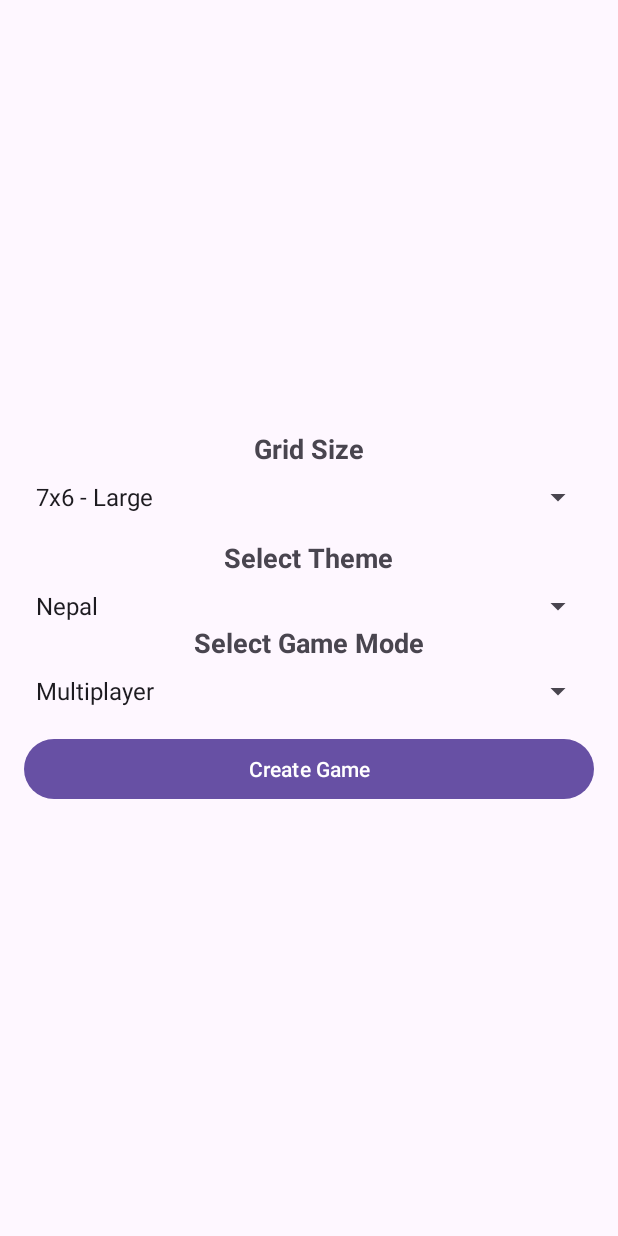
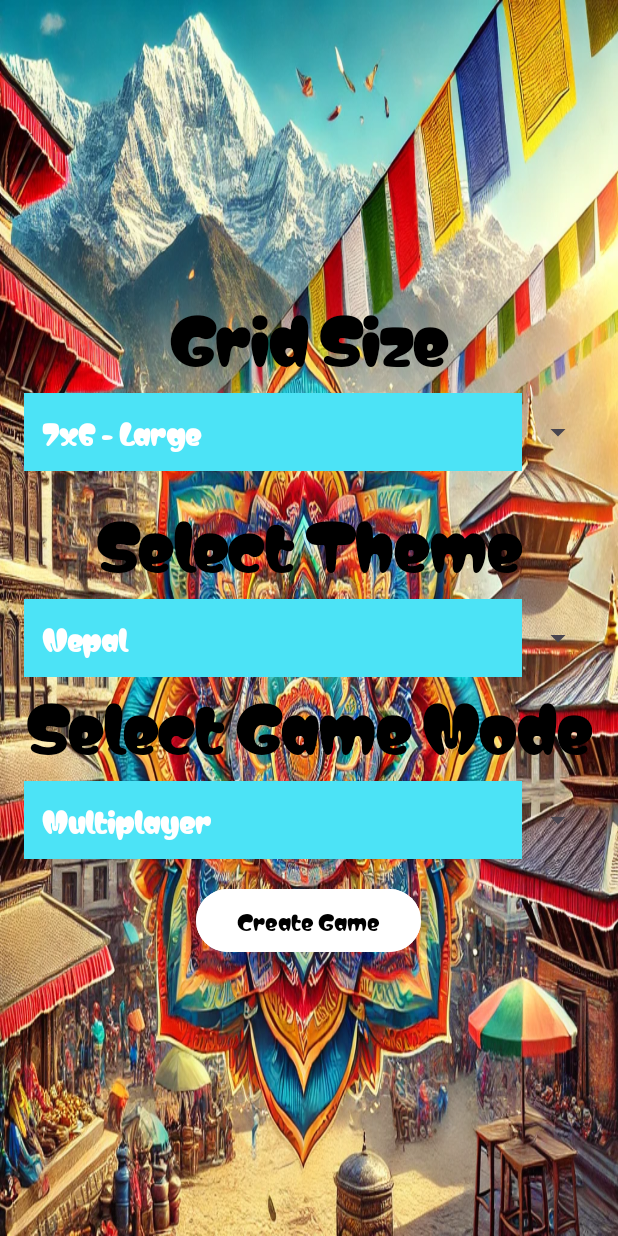
Before and after one commit to Shulav-thapaliya/ConnectFour, an Android app: the grid_selection screen opened directly, with no data from a screen before it, on a phone screen of 412 x 824 dp. Run offline under Robolectric (Android 15) with nearby library versions, the phone set to English and light mode, and no system bars.

Commit message:
i have added the designs into mycode

```diff
--- a/app/src/main/java/com/example/connectfour/grid_selection.java
+++ b/app/src/main/java/com/example/connectfour/grid_selection.java
@@ -27,24 +27,24 @@ public class grid_selection extends AppCompatActivity {
 //        Spinner for the grid size
         spinnerGridSize = findViewById(R.id.spinnerGridSize);
         ArrayAdapter<CharSequence> adapterGridSize = ArrayAdapter.createFromResource(this,
-                R.array.grid_sizes, android.R.layout.simple_spinner_item);
-        adapterGridSize.setDropDownViewResource(android.R.layout.simple_spinner_dropdown_item);
+                R.array.grid_sizes, R.layout.gridspinner);
+        adapterGridSize.setDropDownViewResource(R.layout.gridspinner);
         spinnerGridSize.setAdapter(adapterGridSize);
 
 
 //        Spinner for the grid name
         spinnerGridName = findViewById(R.id.spinnerGridName);
         ArrayAdapter<CharSequence> adapterGridName = ArrayAdapter.createFromResource(this,
-                R.array.grid_names, android.R.layout.simple_spinner_item);
-        adapterGridName.setDropDownViewResource(android.R.layout.simple_spinner_dropdown_item);
+                R.array.grid_names, R.layout.gridspinner);
+        adapterGridName.setDropDownViewResource(R.layout.gridspinner);
         spinnerGridName.setAdapter(adapterGridName);
 
 //        This section is for the game mode
 
         spinnerGameMode = findViewById(R.id.spinnerGameMode);
         ArrayAdapter<CharSequence> adapterGameMode = ArrayAdapter.createFromResource(this,
-                R.array.game_modes, android.R.layout.simple_spinner_item);
-        adapterGameMode.setDropDownViewResource(android.R.layout.simple_spinner_dropdown_item);
+                R.array.game_modes, R.layout.gridspinner);
+        adapterGameMode.setDropDownViewResource(R.layout.gridspinner);
         spinnerGameMode.setAdapter(adapterGameMode);
 
     }
--- a/app/src/main/res/drawable/background_2.xml
+++ b/app/src/main/res/drawable/background_2.xml
@@ -1,6 +1,6 @@
 <?xml version="1.0" encoding="utf-8"?>
 <bitmap xmlns:android="http://schemas.android.com/apk/res/android"
-    android:src="@drawable/secondpage"
+    android:src="@drawable/gridsetting"
     android:tileMode="disabled"
     android:gravity="fill"
     android:adjustViewBounds="true"
--- a/app/src/main/res/layout/activity_grid_selection.xml
+++ b/app/src/main/res/layout/activity_grid_selection.xml
@@ -4,6 +4,7 @@
     android:layout_height="match_parent"
     android:orientation="vertical"
     android:padding="16dp"
+    android:background="@drawable/gridsetting"
     android:gravity="center">
 
     <!-- Spinner for selecting grid sizes -->
@@ -11,14 +12,20 @@
         android:layout_width="wrap_content"
         android:layout_height="wrap_content"
         android:text="@string/grid_size"
+        android:textColor="@color/black"
+        android:fontFamily="@font/ghost2"
         android:layout_marginBottom="8dp"
-        android:textSize="18sp"
-        android:textStyle="bold"/>
+        android:textSize="40sp"
+        android:textStyle="bold"
+        android:layout_margin="8dp"/>
+
 
     <Spinner
         android:id="@+id/spinnerGridSize"
         android:layout_width="match_parent"
-        android:layout_height="wrap_content"/>
+        android:layout_height="wrap_content"
+        />
+
 
     <!-- Spinner for selecting grid names/themes -->
     <TextView
@@ -27,7 +34,9 @@
         android:text="@string/select_theme"
         android:layout_marginTop="16dp"
         android:layout_marginBottom="8dp"
-        android:textSize="18sp"
+        android:fontFamily="@font/ghost2"
+        android:textColor="@color/black"
+        android:textSize="40sp"
         android:textStyle="bold"/>
 
     <Spinner
@@ -42,7 +51,9 @@
         android:layout_height="wrap_content"
         android:text="@string/select_game_mode"
         android:layout_marginBottom="8dp"
-        android:textSize="18sp"
+        android:fontFamily="@font/ghost2"
+        android:textColor="@color/black"
+        android:textSize="40sp"
         android:textStyle="bold"/>
 
     <Spinner
@@ -52,9 +63,12 @@
 
     <Button
         android:id="@+id/buttonCreateGameSettings"
-        android:layout_width="match_parent"
-        android:layout_height="wrap_content"
+        android:layout_width="150dp"
+        android:layout_height="50dp"
         android:text="@string/create_game"
+        android:fontFamily="@font/ghost2"
+        android:backgroundTint="@color/white"
+        android:textColor="@color/black"
         android:layout_marginTop="16dp"
         android:onClick="createGameSettings"/>
 
--- /dev/null
+++ b/app/src/main/res/layout/gridspinner.xml
@@ -0,0 +1,12 @@
+<?xml version="1.0" encoding="utf-8"?>
+    <TextView xmlns:android="http://schemas.android.com/apk/res/android"
+        android:id="@android:id/text1"
+        android:layout_width="match_parent"
+        android:layout_height="wrap_content"
+        android:textSize="18sp"
+        android:padding="12dp"
+        android:fontFamily="@font/ghost2"
+        android:gravity="center_vertical"
+        android:textColor="@color/white"
+        android:textStyle="bold"
+        android:background="#4CE3F6"/>
```
Also changed, not shown: app/src/main/res/drawable/gridsetting.webp (added), app/src/main/res/drawable/secondpage.webp (deleted).
